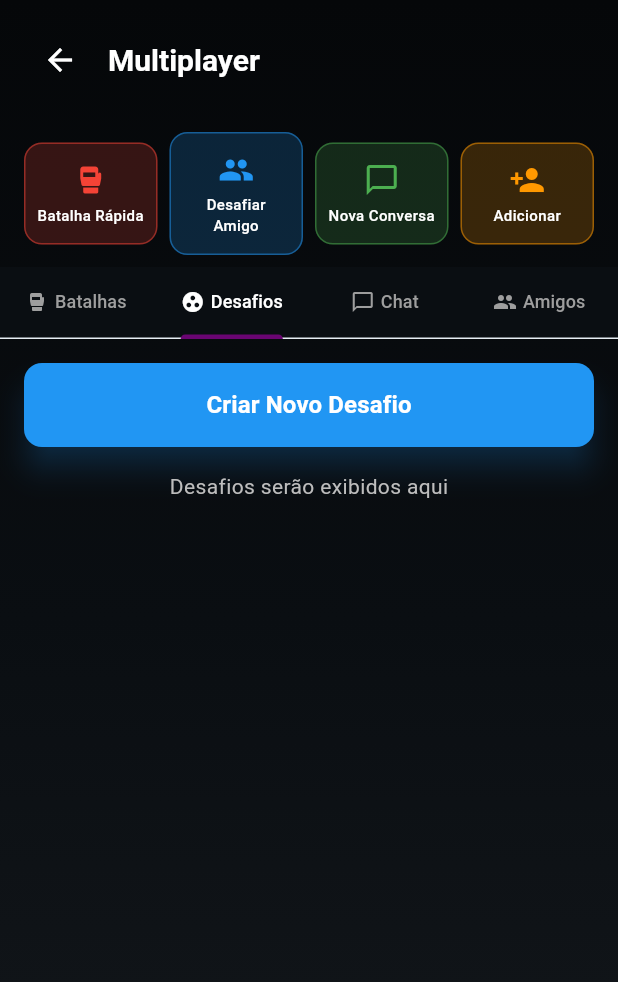
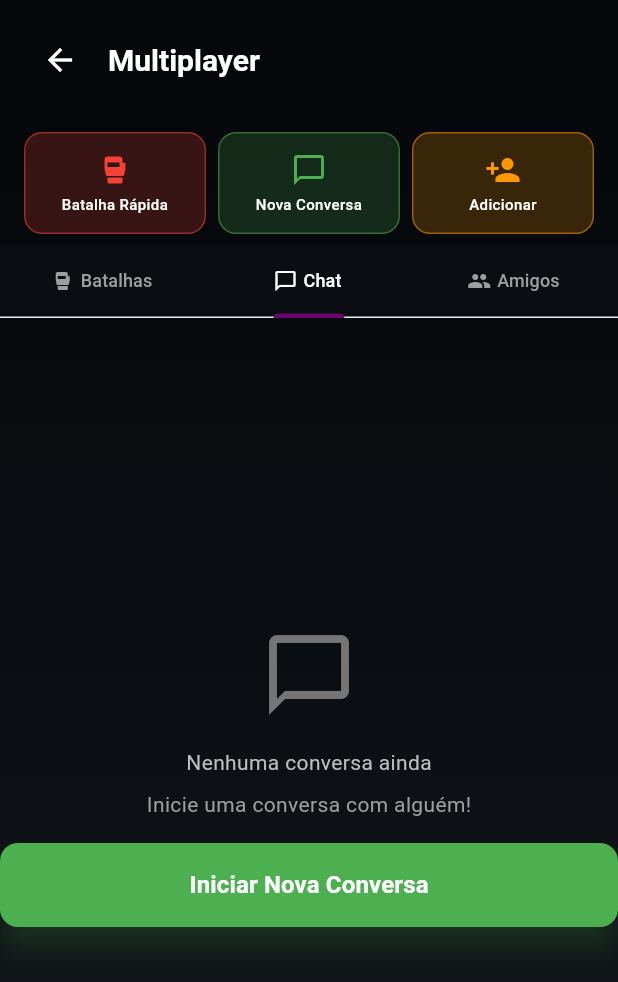
Before and after one commit to baszeggio/Librarium-Front, a Flutter app: the MultiplayerScreen screen opened by its route, tab 2 chosen, on a phone screen of 412 x 824 dp. Shown: the top 982 px of the screen. Run offline on Flutter 3.47's test engine with Material 3 defaults, Android fonts, the phone set to English and light mode, and no system bars; our stand-ins replace go_router, image_cropper, image_picker, permission_handler, shared_preferences; accounts and stored records are empty; network calls fail.

Commit message:
Refactor MultiplayerScreen to remove challenges tab and related functionality, adjusting tab controller length and navigation. Update quick action buttons to reflect new tab structure.

```diff
--- a/lib/screens/multiplayer/multiplayer_screen.dart
+++ b/lib/screens/multiplayer/multiplayer_screen.dart
@@ -31,17 +31,16 @@ class _MultiplayerScreenState extends State<MultiplayerScreen> with SingleTicker
   @override
   void initState() {
     super.initState();
-    _tabController = TabController(length: 4, vsync: this);
+    _tabController = TabController(length: 3, vsync: this);
 
     WidgetsBinding.instance.addPostFrameCallback((_) {
       context.read<MultiplayerProvider>().loadBattles();
-      context.read<MultiplayerProvider>().loadChallenges();
+      // Removido: context.read<MultiplayerProvider>().loadChallenges();
       context.read<MessagesProvider>().loadMessages();
       context.read<FriendsProvider>().loadAll();
       _loadConversations();
       _startConversationsPolling();
     });
-
   }
 
   Future<void> _loadConversations() async {
@@ -130,7 +129,6 @@ class _MultiplayerScreenState extends State<MultiplayerScreen> with SingleTicker
                   controller: _tabController,
                   children: [
                     _buildBattlesTab(),
-                    _buildChallengesTab(),
                     _buildChatTab(),
                     _buildFriendsTab(),
                   ],
@@ -189,20 +187,11 @@ class _MultiplayerScreenState extends State<MultiplayerScreen> with SingleTicker
           const SizedBox(width: 8),
           Expanded(
             child: _buildQuickActionButton(
-              icon: Icons.people,
-              label: 'Desafiar Amigo',
-              color: Colors.blue,
-              onTap: () => _showChallengeFriendDialog(),
-            ),
-          ),
-          const SizedBox(width: 8),
-          Expanded(
-            child: _buildQuickActionButton(
               icon: Icons.chat_bubble_outline,
               label: 'Nova Conversa',
               color: Colors.green,
               onTap: () {
-                _tabController.animateTo(2);
+                _tabController.animateTo(1);
                 _showUserSearchDialog();
               },
             ),
@@ -214,7 +203,7 @@ class _MultiplayerScreenState extends State<MultiplayerScreen> with SingleTicker
               label: 'Adicionar',
               color: Colors.orange,
               onTap: () {
-                _tabController.animateTo(3);
+                _tabController.animateTo(2);
                 _showUserSearchDialog();
               },
             ),
@@ -332,23 +321,6 @@ class _MultiplayerScreenState extends State<MultiplayerScreen> with SingleTicker
               ],
             ),
           ),
-          const Tab(
-            child: Row(
-              mainAxisAlignment: MainAxisAlignment.center,
-              mainAxisSize: MainAxisSize.min,
-              children: [
-                Icon(Icons.group_work, size: 16),
-                SizedBox(width: 4),
-                Flexible(
-                  child: Text(
-                    'Desafios',
-                    style: TextStyle(fontSize: 12),
-                    overflow: TextOverflow.ellipsis,
-                  ),
-                ),
-              ],
-            ),
-          ),
           Tab(
             child: Row(
               mainAxisAlignment: MainAxisAlignment.center,
@@ -665,33 +637,6 @@ class _MultiplayerScreenState extends State<MultiplayerScreen> with SingleTicker
             ),
           ],
         ],
-      ),
-    );
-  }
-
-  Widget _buildChallengesTab() {
-    return RefreshIndicator(
-      onRefresh: () async {
-        await context.read<MultiplayerProvider>().loadChallenges();
-      },
-      child: SingleChildScrollView(
-        padding: const EdgeInsets.all(16),
-        child: Column(
-          children: [
-            CustomButton(
-              text: 'Criar Novo Desafio',
-              onPressed: () => _showCreateChallengeDialog(),
-              backgroundColor: Colors.blue,
-              width: double.infinity,
-            ),
-            const SizedBox(height: 16),
-            // Lista de desafios aqui
-            Text(
-              'Desafios serão exibidos aqui',
-              style: TextStyle(color: Colors.grey[400]),
-            ),
-          ],
-        ),
       ),
     );
   }
@@ -1309,7 +1254,7 @@ class _MultiplayerScreenState extends State<MultiplayerScreen> with SingleTicker
                     _selectedChatUser = friend.id;
                     _selectedChatUserName = friend.nomeUsuario;
                   });
-                  _tabController.animateTo(2);
+                  _tabController.animateTo(1);
                 },
                 tooltip: 'Conversar',
               ),
@@ -1454,7 +1399,7 @@ class _MultiplayerScreenState extends State<MultiplayerScreen> with SingleTicker
                                         _selectedChatUserName = user['nomeUsuario'];
                                       });
                                       Navigator.pop(dialogContext);
-                                      _tabController.animateTo(2);
+                                      _tabController.animateTo(1);
                                     },
                                   ),
                                 ],
@@ -1700,11 +1645,6 @@ class _MultiplayerScreenState extends State<MultiplayerScreen> with SingleTicker
     );
   }
 
-  void _showCreateChallengeDialog() {
-    // Similar ao create battle, mas para desafios
-    _showCreateBattleDialog();
-  }
-
   void _showChallengeFriendDialog() {
     final friendsProvider = context.read<FriendsProvider>();
 
@@ -1715,7 +1655,7 @@ class _MultiplayerScreenState extends State<MultiplayerScreen> with SingleTicker
           backgroundColor: Colors.orange,
         ),
       );
-      _tabController.animateTo(3);
+      _tabController.animateTo(2);
       return;
     }
 
```
Also changed, not shown: 1 other file.
